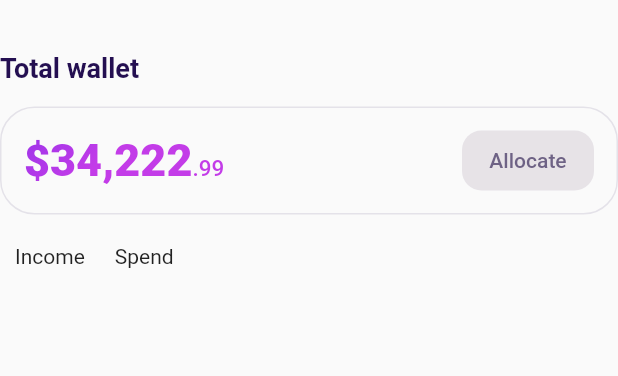
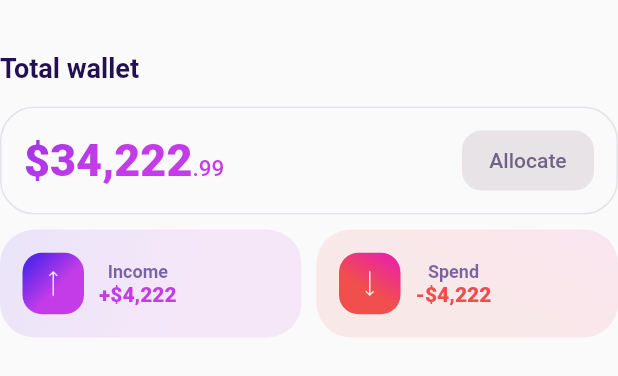
Before and after one commit to nothing628/letify, a Flutter app: the TotalWallet widget shown alone on an empty page, opened directly, on a phone screen of 412 x 824 dp. Shown: the top 376 px of the screen. Run offline on Flutter 3.47's test engine with Material 2 defaults, Android fonts, the phone set to English and light mode, and no system bars.

Commit message:
finish total wallet component

```diff
--- a/lib/helper/colors.dart
+++ b/lib/helper/colors.dart
@@ -1,9 +1,11 @@
 import 'package:flutter/material.dart';
+import 'dart:math';
 
 class AppColors {
   static const transparentPurple = Color.fromRGBO(185, 172, 188, 0.3);
   static const descPurple = Color.fromRGBO(80, 66, 108, 0.8);
   static const darkPurple = Color.fromRGBO(36, 15, 81, 1);
+  static const softPurple = Color.fromRGBO(84, 57, 139, 0.76);
   static const purple = Color.fromRGBO(83, 20, 214, 0.76);
   static const blue = Color.fromRGBO(89, 39, 235, 1);
   static const accentPurple = Color.fromRGBO(195, 60, 232, 1);
@@ -11,6 +13,8 @@ class AppColors {
   static const whitePurple = Color.fromRGBO(251, 249, 255, 1);
   static const orange = Color.fromRGBO(255, 192, 28, 1);
   static const red = Color.fromRGBO(255, 54, 99, 1);
+  static const redPurple = Color.fromRGBO(235, 39, 157, 1);
+  static const redOrange = Color.fromRGBO(241, 78, 78, 1);
   static const cardGradient1 = RadialGradient(
       colors: [red, orange], center: Alignment(-0.7, -0.7), radius: 1.3);
   static const cardGradient2 = LinearGradient(
@@ -19,4 +23,35 @@ class AppColors {
       begin: Alignment.topLeft,
       end: Alignment.bottomRight,
       transform: GradientRotation(0.4));
+
+  static Gradient incomeGradient = LinearGradient(
+    colors: [
+      blue.withOpacity(0.1),
+      accentPurple.withOpacity(0.1),
+      accentPurple.withOpacity(0.1)
+    ],
+    stops: const [0, 0.6, 1],
+    begin: Alignment.topLeft,
+    end: Alignment.bottomRight,
+  );
+
+  static const Gradient incomeIconGradient = LinearGradient(
+      colors: [blue, accentPurple, accentPurple],
+      stops: [0, 0.6, 1],
+      transform: GradientRotation(pi * 45 / 180));
+
+  static Gradient spendGradient = LinearGradient(colors: [
+    redPurple.withOpacity(0.1),
+    redOrange.withOpacity(0.1),
+    redOrange.withOpacity(0.1)
+  ], stops: const [
+    0,
+    0.6,
+    1
+  ], transform: const GradientRotation(pi * 120 / 180));
+
+  static const Gradient spendIconGradient = LinearGradient(
+      colors: [redPurple, redOrange, redOrange],
+      stops: [0, 0.6, 1],
+      transform: GradientRotation(pi * 120 / 180));
 }
--- a/lib/widgets/total_wallet.dart
+++ b/lib/widgets/total_wallet.dart
@@ -6,19 +6,20 @@ class TotalWallet extends StatelessWidget {
 
   @override
   Widget build(BuildContext context) {
+    const gradientRect = Rect.fromLTWH(0.0, 0.0, 200.0, 100.0);
     return Padding(
-      padding: EdgeInsets.symmetric(vertical: 35),
+      padding: const EdgeInsets.symmetric(vertical: 35),
       child: Column(
         crossAxisAlignment: CrossAxisAlignment.start,
         children: [
-          Text(
+          const Text(
             'Total wallet',
             style: TextStyle(
                 color: AppColors.darkPurple,
                 fontSize: 18,
                 fontWeight: FontWeight.w700),
           ),
-          SizedBox(
+          const SizedBox(
             height: 15,
           ),
           Container(
@@ -29,7 +30,7 @@ class TotalWallet extends StatelessWidget {
                     color: AppColors.darkPurple.withOpacity(0.1), width: 1),
                 borderRadius: BorderRadius.circular(23)),
             child: Padding(
-              padding: EdgeInsets.all(15),
+              padding: const EdgeInsets.all(15),
               child: Row(
                 mainAxisAlignment: MainAxisAlignment.spaceBetween,
                 children: [
@@ -42,45 +43,126 @@ class TotalWallet extends StatelessWidget {
                               fontSize: 30,
                               fontWeight: FontWeight.w800,
                               foreground: Paint()
-                                ..shader = AppColors.cardGradient2.createShader(
-                                    Rect.fromLTWH(0.0, 0.0, 200.0, 100.0)))),
+                                ..shader = AppColors.cardGradient2
+                                    .createShader(gradientRect))),
                       Text('.99',
                           style: TextStyle(
                               fontSize: 15,
                               fontWeight: FontWeight.w500,
                               foreground: Paint()
-                                ..shader = AppColors.cardGradient2.createShader(
-                                    Rect.fromLTWH(0.0, 0.0, 200.0, 100.0))))
+                                ..shader = AppColors.cardGradient2
+                                    .createShader(gradientRect)))
                     ],
                   ),
                   TextButton(
                       style: TextButton.styleFrom(
-                        fixedSize: Size(88, 41),
+                        fixedSize: const Size(88, 41),
                         shape: RoundedRectangleBorder(
                             borderRadius: BorderRadius.circular(13)),
                         elevation: 0,
                         backgroundColor: AppColors.transparentPurple,
                       ),
                       onPressed: () {},
-                      child: Text('Allocate',
+                      child: const Text('Allocate',
                           style: TextStyle(color: AppColors.descPurple)))
                 ],
               ),
             ),
           ),
-          SizedBox(
+          const SizedBox(
             height: 10,
           ),
           Row(
             children: [
-              Padding(
-                padding: EdgeInsets.all(10),
-                child: Text('Income'),
+              Flexible(
+                  flex: 1,
+                  child: Container(
+                    width: double.maxFinite,
+                    height: 72,
+                    padding: const EdgeInsets.all(15),
+                    decoration: BoxDecoration(
+                        gradient: AppColors.incomeGradient,
+                        borderRadius: BorderRadius.circular(23)),
+                    child: Row(
+                      children: [
+                        Container(
+                          width: 41,
+                          height: 41,
+                          decoration: BoxDecoration(
+                              gradient: AppColors.incomeIconGradient,
+                              borderRadius: BorderRadius.circular(13)),
+                          child: const Image(
+                              image: AssetImage('assets/icons/up.png')),
+                        ),
+                        const SizedBox(
+                          width: 10,
+                        ),
+                        Column(
+                          mainAxisAlignment: MainAxisAlignment.center,
+                          children: [
+                            const Text('Income',
+                                style: TextStyle(
+                                    color: AppColors.softPurple,
+                                    fontSize: 12,
+                                    fontWeight: FontWeight.w700)),
+                            Text('+\$4,222',
+                                style: TextStyle(
+                                    foreground: Paint()
+                                      ..shader = AppColors.incomeIconGradient
+                                          .createShader(gradientRect),
+                                    fontSize: 14,
+                                    fontWeight: FontWeight.w800))
+                          ],
+                        ),
+                      ],
+                    ),
+                  )),
+              const SizedBox(
+                width: 10,
               ),
-              Padding(
-                padding: EdgeInsets.all(10),
-                child: Text('Spend'),
-              )
+              Flexible(
+                  flex: 1,
+                  child: Container(
+                    width: double.maxFinite,
+                    height: 72,
+                    padding: const EdgeInsets.all(15),
+                    decoration: BoxDecoration(
+                        gradient: AppColors.spendGradient,
+                        borderRadius: BorderRadius.circular(23)),
+                    child: Row(
+                      children: [
+                        Container(
+                          width: 41,
+                          height: 41,
+                          decoration: BoxDecoration(
+                              gradient: AppColors.spendIconGradient,
+                              borderRadius: BorderRadius.circular(13)),
+                          child: const Image(
+                              image: AssetImage('assets/icons/down.png')),
+                        ),
+                        const SizedBox(
+                          width: 10,
+                        ),
+                        Column(
+                          mainAxisAlignment: MainAxisAlignment.center,
+                          children: [
+                            const Text('Spend',
+                                style: TextStyle(
+                                    color: AppColors.softPurple,
+                                    fontSize: 12,
+                                    fontWeight: FontWeight.w700)),
+                            Text('-\$4,222',
+                                style: TextStyle(
+                                    foreground: Paint()
+                                      ..shader = AppColors.spendIconGradient
+                                          .createShader(gradientRect),
+                                    fontSize: 14,
+                                    fontWeight: FontWeight.w800))
+                          ],
+                        ),
+                      ],
+                    ),
+                  ))
             ],
           )
         ],
```
Also changed, not shown: assets/icons/2.0x/down.png (added), assets/icons/2.0x/up.png (added), assets/icons/3.0x/down.png (added), assets/icons/3.0x/up.png (added), assets/icons/4.0x/down.png (added), assets/icons/4.0x/up.png (added), assets/icons/down.png (added), assets/icons/up.png (added).
